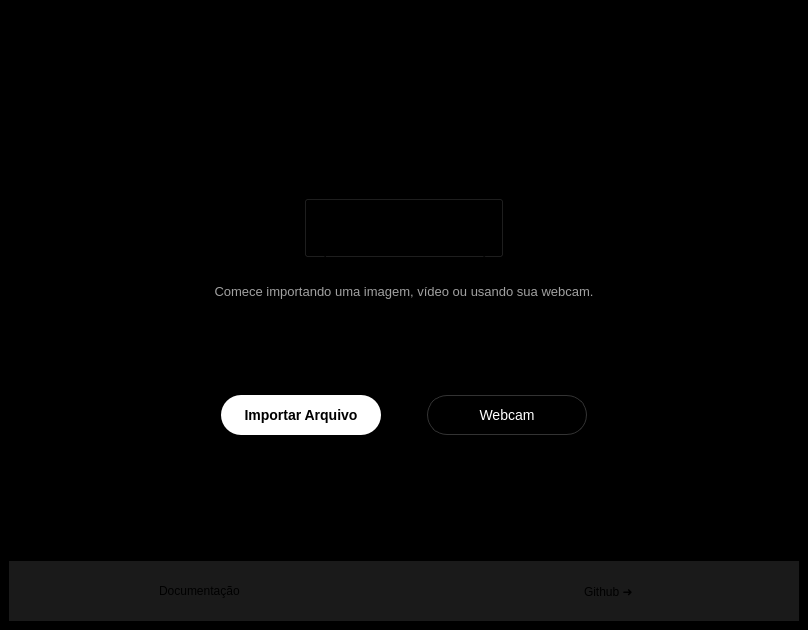
Before: the Qt Designer form UIs/tela_inicial.ui in EddiePricefield/FER-VISCOMP, drawn with Qt 5.
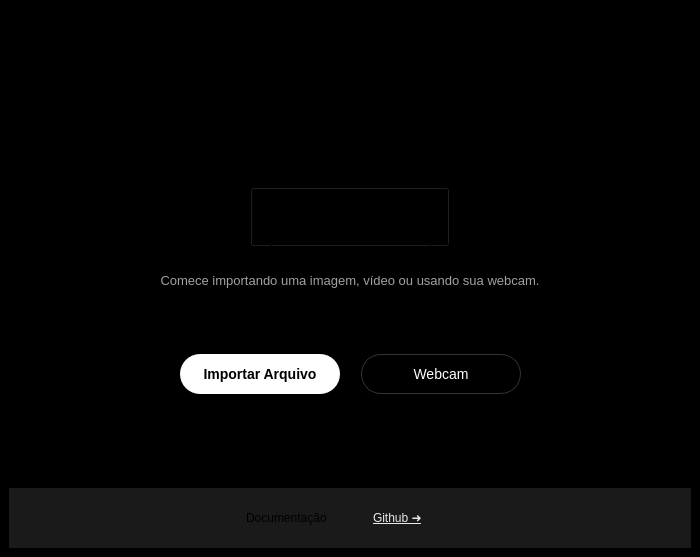
After: the same form once the commit is applied. Icons and pictures are not drawn.

Commit message:
Correção / QOL #6
Correção na UI

The edit to the form file:
```diff
--- a/UIs/tela_inicial.ui
+++ b/UIs/tela_inicial.ui
@@ -6,8 +6,8 @@
    <rect>
     <x>0</x>
     <y>0</y>
-    <width>808</width>
-    <height>624</height>
+    <width>700</width>
+    <height>557</height>
    </rect>
   </property>
   <property name="acceptDrops">
@@ -32,7 +32,7 @@
       <property name="sizeHint" stdset="0">
        <size>
         <width>20</width>
-        <height>100</height>
+        <height>70</height>
        </size>
       </property>
      </spacer>
@@ -133,22 +133,6 @@
         </property>
        </spacer>
       </item>
-      <item>
-       <spacer name="horizontalSpacer">
-        <property name="orientation">
-         <enum>Qt::Orientation::Vertical</enum>
-        </property>
-        <property name="sizeType">
-         <enum>QSizePolicy::Policy::Fixed</enum>
-        </property>
-        <property name="sizeHint" stdset="0">
-         <size>
-          <width>40</width>
-          <height>100</height>
-         </size>
-        </property>
-       </spacer>
-      </item>
       <item>
        <widget class="QPushButton" name="btnArquivo">
         <property name="minimumSize">
@@ -181,7 +165,7 @@
         </property>
         <property name="sizeHint" stdset="0">
          <size>
-          <width>40</width>
+          <width>15</width>
           <height>15</height>
          </size>
         </property>
@@ -209,22 +193,6 @@
         </property>
        </widget>
       </item>
-      <item>
-       <spacer name="horizontalSpacer_2">
-        <property name="orientation">
-         <enum>Qt::Orientation::Vertical</enum>
-        </property>
-        <property name="sizeType">
-         <enum>QSizePolicy::Policy::Fixed</enum>
-        </property>
-        <property name="sizeHint" stdset="0">
-         <size>
-          <width>40</width>
-          <height>100</height>
-         </size>
-        </property>
-       </spacer>
-      </item>
       <item>
        <spacer name="horizontalSpacer_6">
         <property name="orientation">
@@ -251,7 +219,7 @@
       <property name="sizeHint" stdset="0">
        <size>
         <width>20</width>
-        <height>90</height>
+        <height>50</height>
        </size>
       </property>
      </spacer>
@@ -287,7 +255,7 @@
       <layout class="QHBoxLayout" name="horizontalLayout_2">
        <item>
         <layout class="QHBoxLayout" name="horizontalLayout_3">
-         <item alignment="Qt::AlignmentFlag::AlignHCenter">
+         <item alignment="Qt::AlignmentFlag::AlignRight">
           <widget class="QLabel" name="label">
            <property name="sizePolicy">
             <sizepolicy hsizetype="Preferred" vsizetype="Fixed">
@@ -308,7 +276,7 @@
        <item>
         <spacer name="horizontalSpacer_4">
          <property name="orientation">
-          <enum>Qt::Orientation::Vertical</enum>
+          <enum>Qt::Orientation::Horizontal</enum>
          </property>
          <property name="sizeType">
           <enum>QSizePolicy::Policy::Fixed</enum>
@@ -323,10 +291,10 @@
        </item>
        <item>
         <layout class="QHBoxLayout" name="horizontalLayout_4">
-         <item alignment="Qt::AlignmentFlag::AlignHCenter">
+         <item alignment="Qt::AlignmentFlag::AlignLeft">
           <widget class="QLabel" name="label_2">
            <property name="text">
-            <string>Github ➜</string>
+            <string>&lt;html&gt;&lt;head/&gt;&lt;body&gt;&lt;p&gt;&lt;a href=&quot;https://github.com/EddiePricefield/FER-VISCOMP&quot;&gt;&lt;span style=&quot; color:#e9e9e9;&quot;&gt;Github ➜&lt;/span&gt;&lt;/a&gt;&lt;/p&gt;&lt;/body&gt;&lt;/html&gt;</string>
            </property>
           </widget>
          </item>
```
The commit also changes 1 other file.
